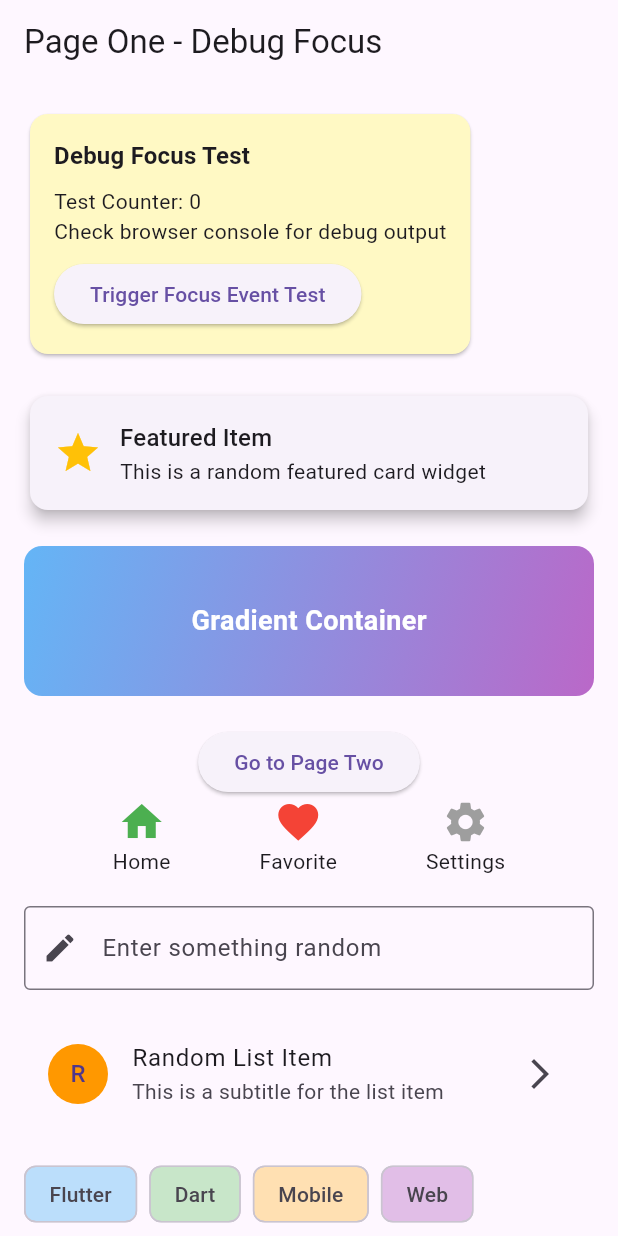
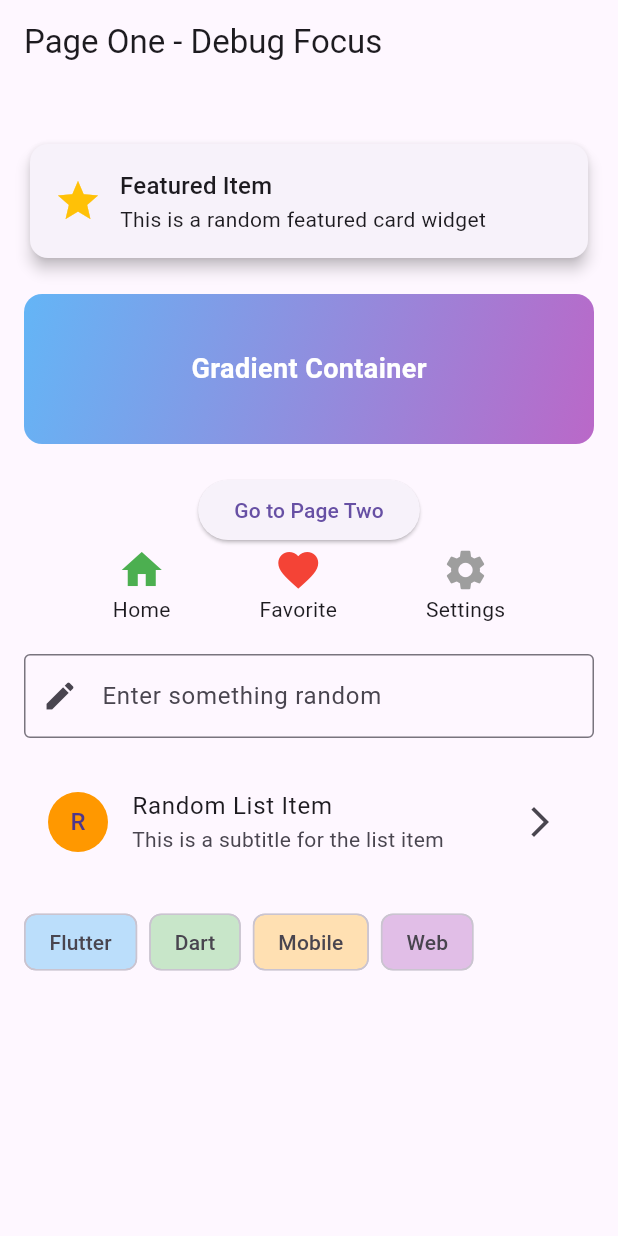
Before and after one commit to flutter-zl/focus_0522, a Flutter app: the screen it shows after launch, on a phone screen of 412 x 824 dp. Run offline on Flutter 3.47's test engine with Material 3 defaults, Android fonts, the phone set to English and light mode, and no system bars.

Commit message:
update main

```diff
--- a/lib/main.dart
+++ b/lib/main.dart
@@ -86,33 +86,6 @@ class _FirstPageState extends State<FirstPage> {
         child: Column(
           crossAxisAlignment: CrossAxisAlignment.start,
           children: [
-            // Debug info card
-            Card(
-              color: Colors.yellow.shade100,
-              child: Padding(
-                padding: const EdgeInsets.all(16.0),
-                child: Column(
-                  crossAxisAlignment: CrossAxisAlignment.start,
-                  children: [
-                    Text(
-                      'Debug Focus Test',
-                      style: Theme.of(context).textTheme.titleMedium?.copyWith(
-                        fontWeight: FontWeight.bold,
-                      ),
-                    ),
-                    SizedBox(height: 8),
-                    Text('Test Counter: $_testCounter'),
-                    Text('Check browser console for debug output'),
-                    SizedBox(height: 8),
-                    ElevatedButton(
-                      onPressed: _triggerFocusEvent,
-                      child: Text('Trigger Focus Event Test'),
-                    ),
-                  ],
-                ),
-              ),
-            ),
-
             SizedBox(height: 20),
 
             // Random Card Widget
```
